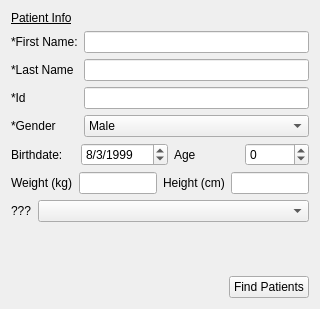
The window that qt/patientinfoform.ui (eNorris/cztgui) describes before a commit, drawn with Qt 5.
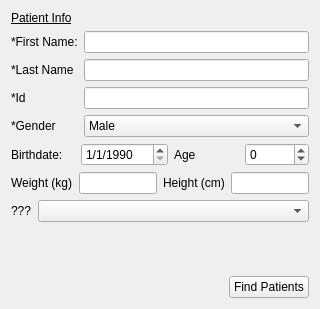
The same window after the commit.

The edit to the form file:
```diff
--- a/qt/patientinfoform.ui
+++ b/qt/patientinfoform.ui
@@ -157,14 +157,24 @@
      </item>
      <item>
       <widget class="QDateEdit" name="birthdateDateEdit">
+       <property name="dateTime">
+        <datetime>
+         <hour>0</hour>
+         <minute>0</minute>
+         <second>0</second>
+         <year>1990</year>
+         <month>1</month>
+         <day>1</day>
+        </datetime>
+       </property>
        <property name="displayFormat">
         <string>M/d/yyyy</string>
        </property>
        <property name="date">
         <date>
-         <year>1999</year>
-         <month>8</month>
-         <day>3</day>
+         <year>1990</year>
+         <month>1</month>
+         <day>1</day>
         </date>
        </property>
       </widget>
```
